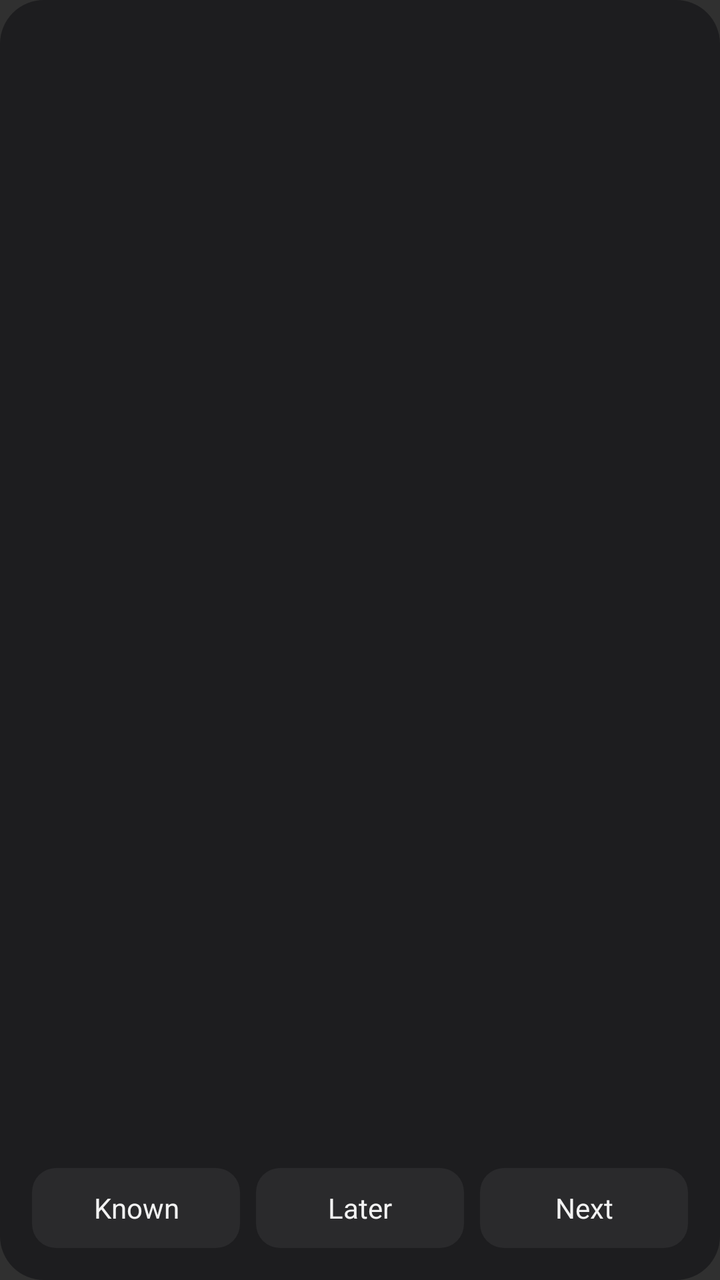
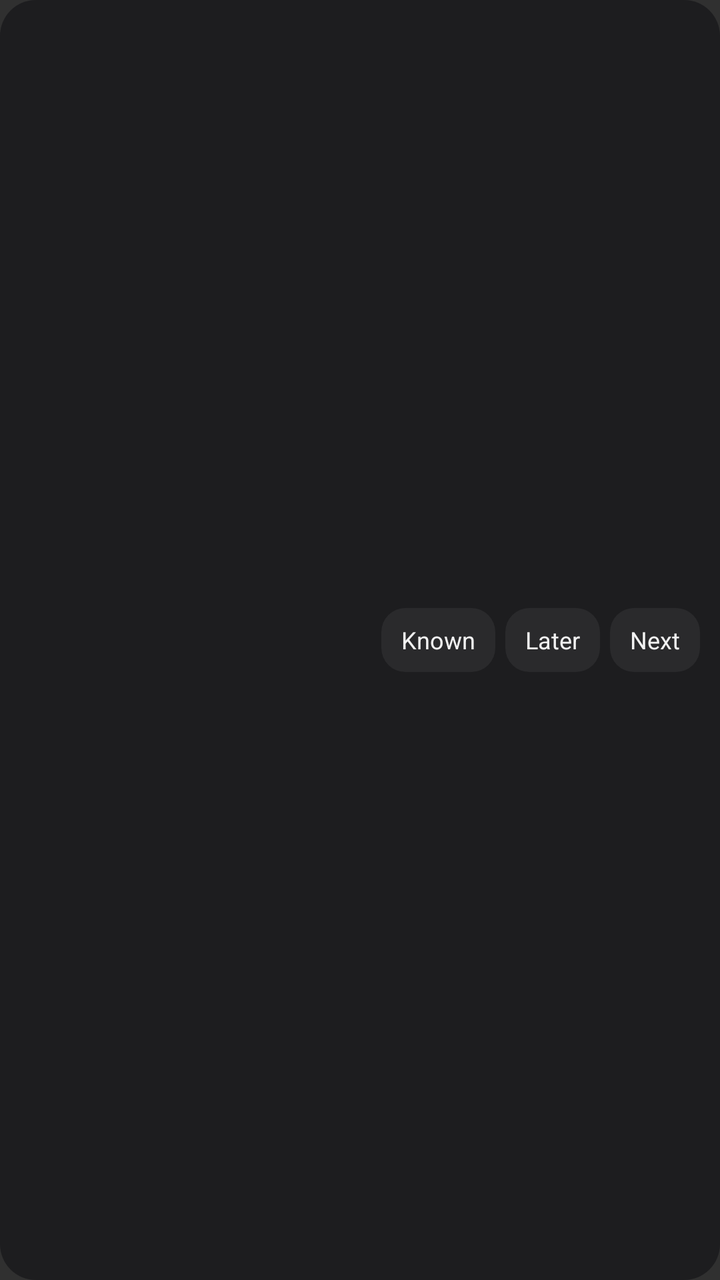

An Android layout rendered at two revisions. The XML below is the earlier revision; the diff shows what the commit changed to produce the second picture.
<!-- AndroidManifest.xml: application theme android:Theme.Material.NoActionBar -->
<!-- res/layout/learn_widget.xml -->
<?xml version="1.0" encoding="utf-8"?>
<LinearLayout xmlns:android="http://schemas.android.com/apk/res/android"
    android:id="@+id/root"
    android:layout_width="match_parent"
    android:layout_height="match_parent"
    android:background="@drawable/widget_bg"
    android:orientation="vertical"
    android:padding="16dp">

    <LinearLayout
        android:layout_width="match_parent"
        android:layout_height="wrap_content"
        android:gravity="center_vertical"
        android:orientation="horizontal">
        <TextView
            android:id="@+id/flag"
            android:layout_width="wrap_content"
            android:layout_height="wrap_content"
            android:alpha="0.55"
            android:textSize="13sp" />
        <TextView
            android:id="@+id/reading"
            android:layout_width="0dp"
            android:layout_height="wrap_content"
            android:layout_marginStart="8dp"
            android:layout_weight="1"
            android:maxLines="1"
            android:ellipsize="end"
            android:textColor="#8E8E93"
            android:textSize="13sp" />
    </LinearLayout>

    <TextView
        android:id="@+id/word"
        android:layout_width="match_parent"
        android:layout_height="wrap_content"
        android:layout_marginTop="2dp"
        android:maxLines="1"
        android:ellipsize="end"
        android:textColor="#F2F2F2"
        android:textSize="30sp"
        android:textStyle="bold" />

    <TextView
        android:id="@+id/meaning"
        android:layout_width="match_parent"
        android:layout_height="0dp"
        android:layout_weight="1"
        android:maxLines="2"
        android:ellipsize="end"
        android:textColor="#C7C7CC"
        android:textSize="15sp" />

    <LinearLayout
        android:layout_width="match_parent"
        android:layout_height="40dp"
        android:layout_marginTop="8dp"
        android:orientation="horizontal">
        <TextView
            android:id="@+id/known"
            android:layout_width="0dp"
            android:layout_height="match_parent"
            android:layout_weight="1"
            android:background="@drawable/widget_button"
            android:gravity="center"
            android:text="Known"
            android:textColor="#F2F2F2"
            android:textSize="14sp" />
        <TextView
            android:id="@+id/later"
            android:layout_width="0dp"
            android:layout_height="match_parent"
            android:layout_marginStart="8dp"
            android:layout_weight="1"
            android:background="@drawable/widget_button"
            android:gravity="center"
            android:text="Later"
            android:textColor="#F2F2F2"
            android:textSize="14sp" />
        <TextView
            android:id="@+id/next"
            android:layout_width="0dp"
            android:layout_height="match_parent"
            android:layout_marginStart="8dp"
            android:layout_weight="1"
            android:background="@drawable/widget_button"
            android:gravity="center"
            android:text="Next"
            android:textColor="#F2F2F2"
            android:textSize="14sp" />
    </LinearLayout>
</LinearLayout>
<!-- resources referenced by this layout -->
<resources>
  <!-- drawable widget_bg (drawable) -->
  <?xml version="1.0" encoding="utf-8"?>
  <shape xmlns:android="http://schemas.android.com/apk/res/android" android:shape="rectangle">
      <solid android:color="#F21D1D1F" />
      <corners android:radius="22dp" />
  </shape>
  <!-- drawable widget_button (drawable) -->
  <?xml version="1.0" encoding="utf-8"?>
  <shape xmlns:android="http://schemas.android.com/apk/res/android" android:shape="rectangle">
      <solid android:color="#2A2A2C" />
      <corners android:radius="12dp" />
  </shape>
</resources>

<!-- the commit's change to res/layout/learn_widget.xml (unified diff, before → after) -->
@@ -4,89 +4,93 @@
     android:layout_width="match_parent"
     android:layout_height="match_parent"
     android:background="@drawable/widget_bg"
-    android:orientation="vertical"
-    android:padding="16dp">
+    android:gravity="center_vertical"
+    android:orientation="horizontal"
+    android:paddingStart="14dp"
+    android:paddingEnd="10dp"
+    android:paddingTop="8dp"
+    android:paddingBottom="8dp">
 
     <LinearLayout
-        android:layout_width="match_parent"
+        android:layout_width="0dp"
         android:layout_height="wrap_content"
-        android:gravity="center_vertical"
-        android:orientation="horizontal">
+        android:layout_weight="1"
+        android:orientation="vertical">
+        <LinearLayout
+            android:layout_width="match_parent"
+            android:layout_height="wrap_content"
+            android:gravity="center_vertical"
+            android:orientation="horizontal">
+            <TextView
+                android:id="@+id/flag"
+                android:layout_width="wrap_content"
+                android:layout_height="wrap_content"
+                android:alpha="0.55"
+                android:textSize="11sp" />
+            <TextView
+                android:id="@+id/reading"
+                android:layout_width="0dp"
+                android:layout_height="wrap_content"
+                android:layout_marginStart="6dp"
+                android:layout_weight="1"
+                android:ellipsize="end"
+                android:maxLines="1"
+                android:textColor="#8E8E93"
+                android:textSize="11sp" />
+        </LinearLayout>
         <TextView
-            android:id="@+id/flag"
-            android:layout_width="wrap_content"
+            android:id="@+id/word"
+            android:layout_width="match_parent"
             android:layout_height="wrap_content"
-            android:alpha="0.55"
-            android:textSize="13sp" />
+            android:ellipsize="end"
+            android:maxLines="1"
+            android:textColor="#F2F2F2"
+            android:textSize="20sp"
+            android:textStyle="bold" />
         <TextView
-            android:id="@+id/reading"
-            android:layout_width="0dp"
+            android:id="@+id/meaning"
+            android:layout_width="match_parent"
             android:layout_height="wrap_content"
-            android:layout_marginStart="8dp"
-            android:layout_weight="1"
+            android:ellipsize="end"
             android:maxLines="1"
-            android:ellipsize="end"
-            android:textColor="#8E8E93"
+            android:textColor="#C7C7CC"
             android:textSize="13sp" />
     </LinearLayout>
 
     <TextView
-        android:id="@+id/word"
-        android:layout_width="match_parent"
-        android:layout_height="wrap_content"
-        android:layout_marginTop="2dp"
-        android:maxLines="1"
-        android:ellipsize="end"
+        android:id="@+id/known"
+        android:layout_width="wrap_content"
+        android:layout_height="32dp"
+        android:layout_marginStart="8dp"
+        android:background="@drawable/widget_button"
+        android:gravity="center"
+        android:paddingStart="10dp"
+        android:paddingEnd="10dp"
+        android:text="Known"
         android:textColor="#F2F2F2"
-        android:textSize="30sp"
-        android:textStyle="bold" />
-
+        android:textSize="12sp" />
     <TextView
-        android:id="@+id/meaning"
-        android:layout_width="match_parent"
-        android:layout_height="0dp"
-        android:layout_weight="1"
-        android:maxLines="2"
-        android:ellipsize="end"
-        android:textColor="#C7C7CC"
-        android:textSize="15sp" />
-
-    <LinearLayout
-        android:layout_width="match_parent"
-        android:layout_height="40dp"
-        android:layout_marginTop="8dp"
-        android:orientation="horizontal">
-        <TextView
-            android:id="@+id/known"
-            android:layout_width="0dp"
-            android:layout_height="match_parent"
-            android:layout_weight="1"
-            android:background="@drawable/widget_button"
-            android:gravity="center"
-            android:text="Known"
-            android:textColor="#F2F2F2"
-            android:textSize="14sp" />
-        <TextView
-            android:id="@+id/later"
-            android:layout_width="0dp"
-            android:layout_height="match_parent"
-            android:layout_marginStart="8dp"
-            android:layout_weight="1"
-            android:background="@drawable/widget_button"
-            android:gravity="center"
-            android:text="Later"
-            android:textColor="#F2F2F2"
-            android:textSize="14sp" />
-        <TextView
-            android:id="@+id/next"
-            android:layout_width="0dp"
-            android:layout_height="match_parent"
-            android:layout_marginStart="8dp"
-            android:layout_weight="1"
-            android:background="@drawable/widget_button"
-            android:gravity="center"
-            android:text="Next"
-            android:textColor="#F2F2F2"
-            android:textSize="14sp" />
-    </LinearLayout>
+        android:id="@+id/later"
+        android:layout_width="wrap_content"
+        android:layout_height="32dp"
+        android:layout_marginStart="5dp"
+        android:background="@drawable/widget_button"
+        android:gravity="center"
+        android:paddingStart="10dp"
+        android:paddingEnd="10dp"
+        android:text="Later"
+        android:textColor="#F2F2F2"
+        android:textSize="12sp" />
+    <TextView
+        android:id="@+id/next"
+        android:layout_width="wrap_content"
+        android:layout_height="32dp"
+        android:layout_marginStart="5dp"
+        android:background="@drawable/widget_button"
+        android:gravity="center"
+        android:paddingStart="10dp"
+        android:paddingEnd="10dp"
+        android:text="Next"
+        android:textColor="#F2F2F2"
+        android:textSize="12sp" />
 </LinearLayout>
<!-- resource entries referenced after the edit -->
@@ -4,7 +4,7 @@
   <?xml version="1.0" encoding="utf-8"?>
   <shape xmlns:android="http://schemas.android.com/apk/res/android" android:shape="rectangle">
       <solid android:color="#F21D1D1F" />
-      <corners android:radius="22dp" />
+      <corners android:radius="18dp" />
   </shape>
   <!-- drawable widget_button (drawable) -->
   <?xml version="1.0" encoding="utf-8"?>
